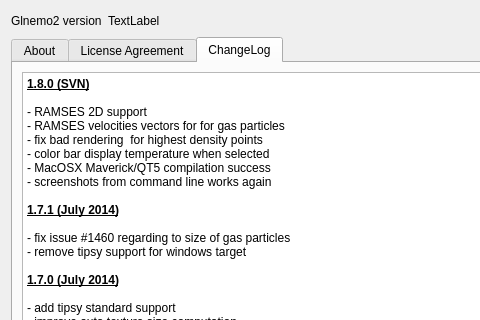
Qt form src/formabout.ui (jcldc/glnemo2) before a commit; both pictures show x 0 to 480 and y 0 to 320 of the 715 by 473 pixel window.
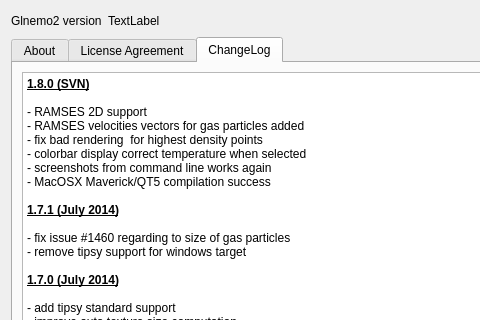
The same form after that commit. Icons and pictures are not drawn.

The edit to the form file:
```diff
--- a/src/formabout.ui
+++ b/src/formabout.ui
@@ -1030,12 +1030,12 @@
 &lt;p style=&quot; margin-top:0px; margin-bottom:0px; margin-left:0px; margin-right:0px; -qt-block-indent:0; text-indent:0px;&quot;&gt;&lt;span style=&quot; font-weight:600; text-decoration: underline;&quot;&gt;1.8.0 (SVN)&lt;/span&gt;&lt;/p&gt;
 &lt;p style=&quot;-qt-paragraph-type:empty; margin-top:0px; margin-bottom:0px; margin-left:0px; margin-right:0px; -qt-block-indent:0; text-indent:0px; font-weight:600; text-decoration: underline;&quot;&gt;&lt;br /&gt;&lt;/p&gt;
 &lt;p style=&quot; margin-top:0px; margin-bottom:0px; margin-left:0px; margin-right:0px; -qt-block-indent:0; text-indent:0px;&quot;&gt;- RAMSES 2D support&lt;/p&gt;
-&lt;p style=&quot; margin-top:0px; margin-bottom:0px; margin-left:0px; margin-right:0px; -qt-block-indent:0; text-indent:0px;&quot;&gt;- RAMSES velocities vectors for for gas particles&lt;/p&gt;
+&lt;p style=&quot; margin-top:0px; margin-bottom:0px; margin-left:0px; margin-right:0px; -qt-block-indent:0; text-indent:0px;&quot;&gt;- RAMSES velocities vectors for gas particles added&lt;/p&gt;
 &lt;p style=&quot; margin-top:0px; margin-bottom:0px; margin-left:0px; margin-right:0px; -qt-block-indent:0; text-indent:0px;&quot;&gt;- fix bad rendering  for highest density points&lt;/p&gt;
-&lt;p style=&quot; margin-top:0px; margin-bottom:0px; margin-left:0px; margin-right:0px; -qt-block-indent:0; text-indent:0px;&quot;&gt;- color bar display temperature when selected&lt;/p&gt;
-&lt;p style=&quot; margin-top:0px; margin-bottom:0px; margin-left:0px; margin-right:0px; -qt-block-indent:0; text-indent:0px;&quot;&gt;- MacOSX Maverick/QT5 compilation success&lt;/p&gt;
+&lt;p style=&quot; margin-top:0px; margin-bottom:0px; margin-left:0px; margin-right:0px; -qt-block-indent:0; text-indent:0px;&quot;&gt;- colorbar display correct temperature when selected&lt;/p&gt;
 &lt;p style=&quot; margin-top:0px; margin-bottom:0px; margin-left:0px; margin-right:0px; -qt-block-indent:0; text-indent:0px;&quot;&gt;- screenshots from command line works again&lt;/p&gt;
-&lt;p style=&quot;-qt-paragraph-type:empty; margin-top:0px; margin-bottom:0px; margin-left:0px; margin-right:0px; -qt-block-indent:0; text-indent:0px; font-weight:600; text-decoration: underline;&quot;&gt;&lt;br /&gt;&lt;/p&gt;
+&lt;p style=&quot; margin-top:0px; margin-bottom:0px; margin-left:0px; margin-right:0px; -qt-block-indent:0; text-indent:0px;&quot;&gt;- MacOSX Maverick/QT5 compilation success&lt;/p&gt;
+&lt;p style=&quot;-qt-paragraph-type:empty; margin-top:0px; margin-bottom:0px; margin-left:0px; margin-right:0px; -qt-block-indent:0; text-indent:0px;&quot;&gt;&lt;br /&gt;&lt;/p&gt;
 &lt;p style=&quot; margin-top:0px; margin-bottom:0px; margin-left:0px; margin-right:0px; -qt-block-indent:0; text-indent:0px;&quot;&gt;&lt;span style=&quot; font-weight:600; text-decoration: underline;&quot;&gt;1.7.1 (July 2014)&lt;/span&gt;&lt;/p&gt;
 &lt;p style=&quot;-qt-paragraph-type:empty; margin-top:0px; margin-bottom:0px; margin-left:0px; margin-right:0px; -qt-block-indent:0; text-indent:0px; font-weight:600; text-decoration: underline;&quot;&gt;&lt;br /&gt;&lt;/p&gt;
 &lt;p style=&quot; margin-top:0px; margin-bottom:0px; margin-left:0px; margin-right:0px; -qt-block-indent:0; text-indent:0px;&quot;&gt;- fix issue #1460 regarding to size of gas particles&lt;/p&gt;
```
